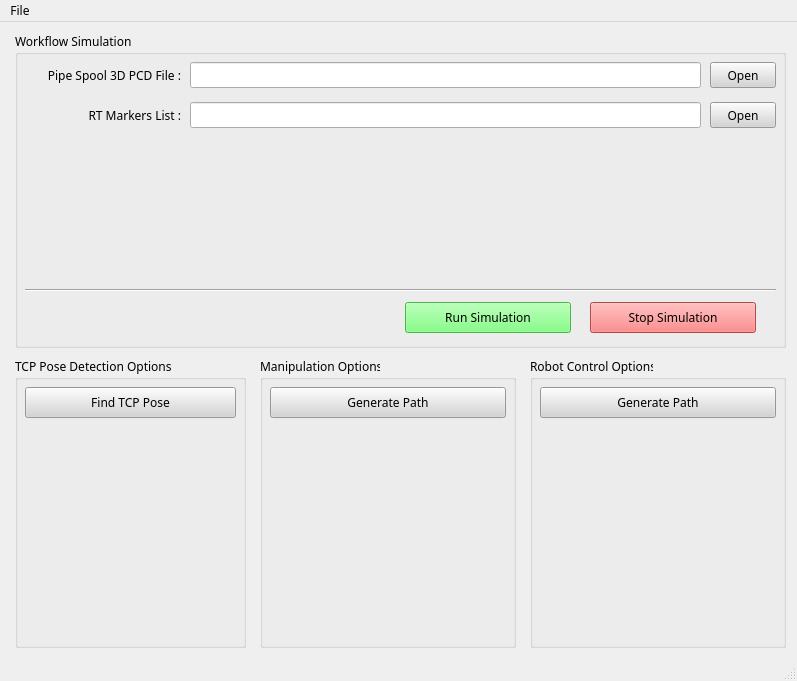
Above: gui/monitor/mcm_window.ui from yes89929/flame_robotics_drt---pdm before the change. Below: the same form after it.
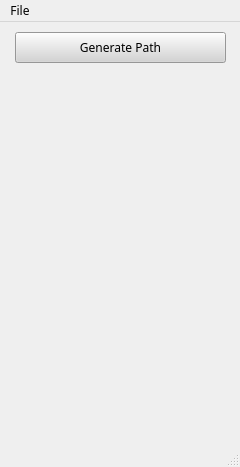
That is the form after the change. Icons and pictures are not drawn.

```diff
--- a/gui/monitor/mcm_window.ui
+++ b/gui/monitor/mcm_window.ui
@@ -7,8 +7,8 @@
    <rect>
     <x>0</x>
     <y>0</y>
-    <width>797</width>
-    <height>681</height>
+    <width>240</width>
+    <height>467</height>
    </rect>
   </property>
   <property name="font">
@@ -30,290 +30,27 @@
    <string notr="true"/>
   </property>
   <widget class="QWidget" name="centralwidget">
-   <widget class="QGroupBox" name="groupBox_2">
-    <property name="geometry">
-     <rect>
-      <x>15</x>
-      <y>335</y>
-      <width>231</width>
-      <height>291</height>
-     </rect>
-    </property>
-    <property name="title">
-     <string>TCP Pose Detection Options</string>
-    </property>
-    <widget class="QPushButton" name="btn_find_tcp_pose">
-     <property name="geometry">
-      <rect>
-       <x>10</x>
-       <y>30</y>
-       <width>211</width>
-       <height>31</height>
-      </rect>
-     </property>
-     <property name="font">
-      <font>
-       <family>NanumSquare</family>
-      </font>
-     </property>
-     <property name="styleSheet">
-      <string notr="true">color: rgb(0,0,0);
-background-color: rgb(212, 212, 212);</string>
-     </property>
-     <property name="text">
-      <string>Find TCP Pose</string>
-     </property>
-    </widget>
-   </widget>
-   <widget class="QGroupBox" name="groupBox_3">
-    <property name="geometry">
-     <rect>
-      <x>260</x>
-      <y>335</y>
-      <width>256</width>
-      <height>291</height>
-     </rect>
-    </property>
-    <property name="title">
-     <string>Manipulation Options</string>
-    </property>
-    <widget class="QPushButton" name="btn_generate_path">
-     <property name="geometry">
-      <rect>
-       <x>10</x>
-       <y>30</y>
-       <width>236</width>
-       <height>31</height>
-      </rect>
-     </property>
-     <property name="font">
-      <font>
-       <family>NanumSquare</family>
-      </font>
-     </property>
-     <property name="styleSheet">
-      <string notr="true">color: rgb(0,0,0);
-background-color: rgb(212, 212, 212);</string>
-     </property>
-     <property name="text">
-      <string>Generate Path</string>
-     </property>
-    </widget>
-   </widget>
-   <widget class="QGroupBox" name="groupBox_5">
-    <property name="geometry">
-     <rect>
-      <x>530</x>
-      <y>335</y>
-      <width>256</width>
-      <height>291</height>
-     </rect>
-    </property>
-    <property name="title">
-     <string>Robot Control Options</string>
-    </property>
-    <widget class="QPushButton" name="btn_generate_path_2">
-     <property name="geometry">
-      <rect>
-       <x>10</x>
-       <y>30</y>
-       <width>236</width>
-       <height>31</height>
-      </rect>
-     </property>
-     <property name="font">
-      <font>
-       <family>NanumSquare</family>
-      </font>
-     </property>
-     <property name="styleSheet">
-      <string notr="true">color: rgb(0,0,0);
-background-color: rgb(212, 212, 212);</string>
-     </property>
-     <property name="text">
-      <string>Generate Path</string>
-     </property>
-    </widget>
-   </widget>
-   <widget class="QGroupBox" name="groupBox_4">
+   <widget class="QPushButton" name="btn_generate_path">
     <property name="geometry">
      <rect>
       <x>15</x>
       <y>10</y>
-      <width>771</width>
-      <height>316</height>
+      <width>211</width>
+      <height>31</height>
      </rect>
     </property>
-    <property name="title">
-     <string>Workflow Simulation</string>
+    <property name="font">
+     <font>
+      <family>NanumSquare</family>
+     </font>
     </property>
-    <widget class="QLabel" name="label">
-     <property name="geometry">
-      <rect>
-       <x>15</x>
-       <y>30</y>
-       <width>151</width>
-       <height>26</height>
-      </rect>
-     </property>
-     <property name="text">
-      <string>Pipe Spool 3D PCD File :</string>
-     </property>
-     <property name="alignment">
-      <set>Qt::AlignRight|Qt::AlignTrailing|Qt::AlignVCenter</set>
-     </property>
-    </widget>
-    <widget class="QLineEdit" name="edit_pcd_file">
-     <property name="geometry">
-      <rect>
-       <x>175</x>
-       <y>30</y>
-       <width>511</width>
-       <height>26</height>
-      </rect>
-     </property>
-     <property name="readOnly">
-      <bool>true</bool>
-     </property>
-    </widget>
-    <widget class="QLabel" name="label_2">
-     <property name="geometry">
-      <rect>
-       <x>15</x>
-       <y>70</y>
-       <width>151</width>
-       <height>26</height>
-      </rect>
-     </property>
-     <property name="text">
-      <string>RT Markers List :</string>
-     </property>
-     <property name="alignment">
-      <set>Qt::AlignRight|Qt::AlignTrailing|Qt::AlignVCenter</set>
-     </property>
-    </widget>
-    <widget class="QLineEdit" name="edit_marker_file">
-     <property name="geometry">
-      <rect>
-       <x>175</x>
-       <y>70</y>
-       <width>511</width>
-       <height>26</height>
-      </rect>
-     </property>
-     <property name="readOnly">
-      <bool>true</bool>
-     </property>
-    </widget>
-    <widget class="QPushButton" name="btn_open_pcd">
-     <property name="geometry">
-      <rect>
-       <x>695</x>
-       <y>30</y>
-       <width>66</width>
-       <height>26</height>
-      </rect>
-     </property>
-     <property name="font">
-      <font>
-       <family>NanumSquare</family>
-      </font>
-     </property>
-     <property name="styleSheet">
-      <string notr="true">color: rgb(0,0,0);
+    <property name="styleSheet">
+     <string notr="true">color: rgb(0,0,0);
 background-color: rgb(212, 212, 212);</string>
-     </property>
-     <property name="text">
-      <string>Open</string>
-     </property>
-    </widget>
-    <widget class="QPushButton" name="btn_open_markers">
-     <property name="geometry">
-      <rect>
-       <x>695</x>
-       <y>70</y>
-       <width>66</width>
-       <height>26</height>
-      </rect>
-     </property>
-     <property name="font">
-      <font>
-       <family>NanumSquare</family>
-      </font>
-     </property>
-     <property name="styleSheet">
-      <string notr="true">color: rgb(0,0,0);
-background-color: rgb(212, 212, 212);</string>
-     </property>
-     <property name="text">
-      <string>Open</string>
-     </property>
-    </widget>
-    <widget class="QPushButton" name="btn_run_simulation">
-     <property name="geometry">
-      <rect>
-       <x>390</x>
-       <y>270</y>
-       <width>166</width>
-       <height>31</height>
-      </rect>
-     </property>
-     <property name="font">
-      <font>
-       <family>NanumSquare</family>
-      </font>
-     </property>
-     <property name="styleSheet">
-      <string notr="true">color: rgb(0,0,0);
-background-color: rgb(100,255,100);</string>
-     </property>
-     <property name="text">
-      <string>Run Simulation</string>
-     </property>
-     <property name="icon">
-      <iconset>
-       <normaloff>../resource/run.png</normaloff>../resource/run.png</iconset>
-     </property>
-    </widget>
-    <widget class="QPushButton" name="btn_run_simulation_2">
-     <property name="geometry">
-      <rect>
-       <x>575</x>
-       <y>270</y>
-       <width>166</width>
-       <height>31</height>
-      </rect>
-     </property>
-     <property name="font">
-      <font>
-       <family>NanumSquare</family>
-      </font>
-     </property>
-     <property name="styleSheet">
-      <string notr="true">color: rgb(0,0,0);
-background-color: rgb(255, 100, 100);</string>
-     </property>
-     <property name="text">
-      <string>Stop Simulation</string>
-     </property>
-     <property name="icon">
-      <iconset>
-       <normaloff>../resource/stop.png</normaloff>../resource/stop.png</iconset>
-     </property>
-    </widget>
-    <widget class="Line" name="line">
-     <property name="geometry">
-      <rect>
-       <x>10</x>
-       <y>250</y>
-       <width>751</width>
-       <height>16</height>
-      </rect>
-     </property>
-     <property name="orientation">
-      <enum>Qt::Horizontal</enum>
-     </property>
-    </widget>
+    </property>
+    <property name="text">
+     <string>Generate Path</string>
+    </property>
    </widget>
   </widget>
   <widget class="QMenuBar" name="menubar">
@@ -321,7 +58,7 @@
     <rect>
      <x>0</x>
      <y>0</y>
-     <width>797</width>
+     <width>240</width>
      <height>24</height>
     </rect>
    </property>
```
Left out of the diff: 10 changed lines with no effect on the pictures.
